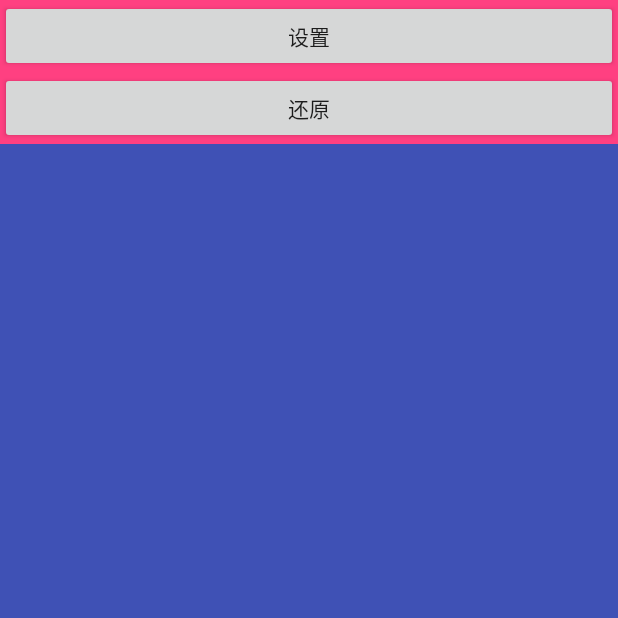
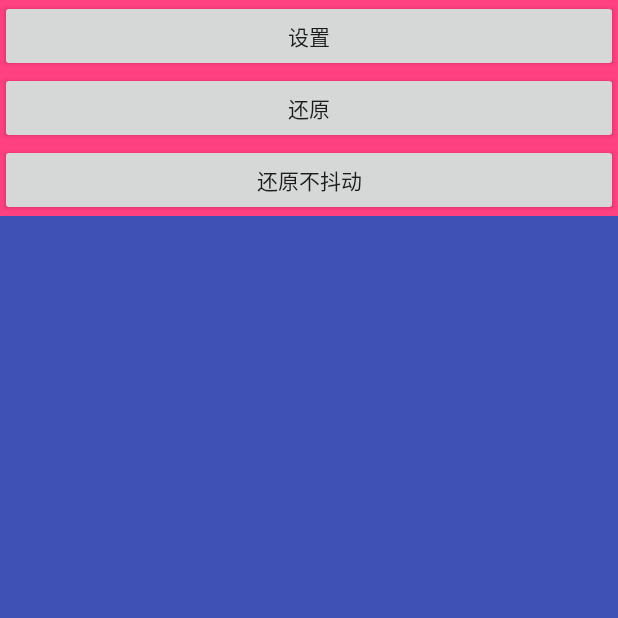
Before and after one commit to zdongcoding/StatusBarCompat, an Android app: the TranslucentStatusBarActivity screen opened directly, with no data from a screen before it, on a phone screen of 412 x 824 dp, the top half of it. Run offline under Robolectric (Android 15) with nearby library versions, the phone set to English and light mode, and no system bars.

Commit message:
修复 translucentStatusBar之后，某种操作之后想设置状态栏颜色，调用StatusbarColor布局跳动问题，解决问题 设置 clearTranslucent(activity,hideStatusBarBackground, color) 解决以上问题

```diff
--- a/app/build.gradle
+++ b/app/build.gradle
@@ -25,9 +25,9 @@ dependencies {
         exclude group: 'com.android.support', module: 'support-annotations'
     })
     compile 'com.android.support:appcompat-v7:25.3.0'
-
-    compile 'com.github.zdongcoding:statusbarcompat:0.1.0'
+    //    compile 'com.github.zdongcoding:statusbarcompat:0.1.0'
     compile 'com.android.support:design:25.3.0'
     testCompile 'junit:junit:4.12'
     compile 'com.github.bumptech.glide:glide:3.7.0'
+    compile project(':statusbarcompat')
 }
--- a/app/src/main/java/com/github/statusbarcompat/demo/TranslucentStatusBarActivity.java
+++ b/app/src/main/java/com/github/statusbarcompat/demo/TranslucentStatusBarActivity.java
@@ -1,6 +1,7 @@
 package com.github.statusbarcompat.demo;
 
 import android.os.Bundle;
+import android.support.v4.content.ContextCompat;
 import android.support.v7.app.AppCompatActivity;
 import android.view.View;
 
@@ -26,4 +27,8 @@ public class TranslucentStatusBarActivity extends AppCompatActivity {
     public void clearStatusBar(View view) {
         StatusBarCompat.clearTranslucent(this);
     }
+
+    public void clearStatusBar2(View view) {
+        StatusBarCompat.clearTranslucent(this,true, ContextCompat.getColor(this,R.color.colorAccent));
+    }
 }
--- a/app/src/main/res/layout/activity_translucent_status_bar.xml
+++ b/app/src/main/res/layout/activity_translucent_status_bar.xml
@@ -26,5 +26,11 @@
         android:text="还原"
         android:onClick="clearStatusBar"
         android:layout_height="wrap_content" />
+    <Button
+        android:id="@+id/button3"
+        android:layout_width="match_parent"
+        android:text="还原不抖动"
+        android:onClick="clearStatusBar2"
+        android:layout_height="wrap_content" />
 </LinearLayout>
 </LinearLayout>
--- a/build.gradle
+++ b/build.gradle
@@ -4,7 +4,7 @@ buildscript {
         jcenter()
     }
     dependencies {
-        classpath 'com.android.tools.build:gradle:2.4.0-alpha3'
+        classpath 'com.android.tools.build:gradle:2.4.0-alpha7'
         classpath 'com.jfrog.bintray.gradle:gradle-bintray-plugin:1.7.3'
         classpath 'com.github.dcendents:android-maven-gradle-plugin:1.5'
         // NOTE: Do not place your application dependencies here; they belong
```
